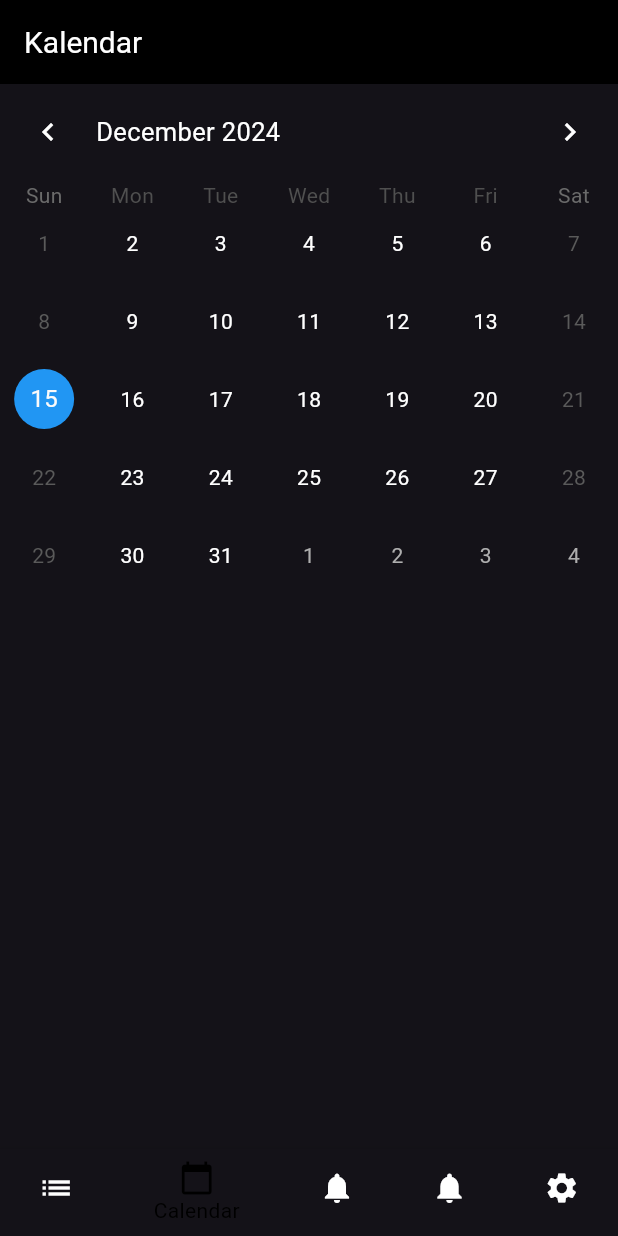
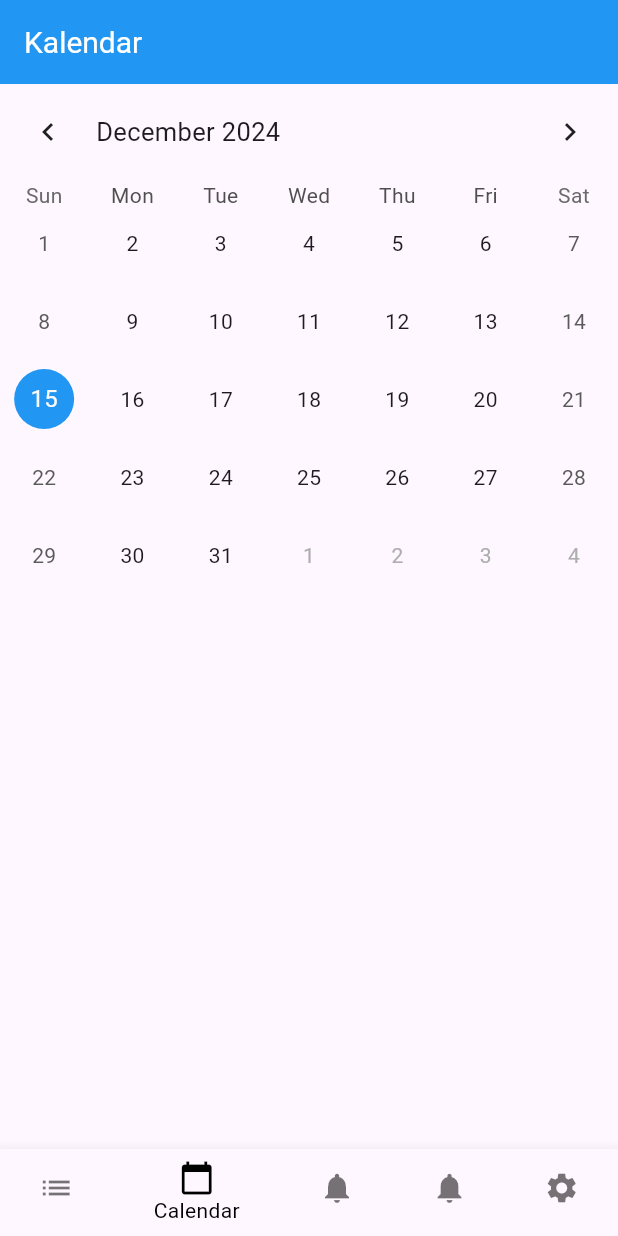
Before and after one commit to LinseCed/KonfusApp, a Flutter app: the screen it shows after launch, item 2 of the bottom bar chosen, on a phone screen of 412 x 824 dp. Run offline on Flutter 3.47's test engine with Material 3 defaults, Android fonts, the phone set to English and light mode, and no system bars; drawn by our look-alikes of table_calendar; our stand-ins replace flutter_local_notifications, google_fonts, permission_handler, timezone; network calls fail.

Commit message:
Added DarkMode

```diff
--- /dev/null
+++ b/lib/logic/theme_provider.dart
@@ -0,0 +1,13 @@
+import 'package:flutter/foundation.dart';
+import 'package:flutter/material.dart';
+
+class ThemeProvider with ChangeNotifier {
+  ThemeMode _themeMode = ThemeMode.light;
+
+  ThemeMode get themeMode => _themeMode;
+
+  void toggleTheme(bool isDarkMode) {
+    _themeMode = isDarkMode ? ThemeMode.dark : ThemeMode.light;
+    notifyListeners();
+  }
+}
--- a/lib/main.dart
+++ b/lib/main.dart
@@ -1,5 +1,7 @@
 import 'package:flutter/material.dart';
 import 'package:google_fonts/google_fonts.dart';
+import 'package:konfus_app/logic/theme_provider.dart';
+import 'package:provider/provider.dart';
 import 'screens/home_screen.dart';
 import 'package:timezone/timezone.dart' as tz;
 import 'package:timezone/data/latest.dart' as tz;
@@ -12,7 +14,10 @@ final ThemeData lightTheme = ThemeData(
       backgroundColor: Colors.blue,
       titleTextStyle: TextStyle(color: Colors.white, fontSize: 20),
     ),
-);
+    bottomNavigationBarTheme: const BottomNavigationBarThemeData(
+      unselectedItemColor: Colors.black54,
+      selectedItemColor: Colors.black,
+    ));
 
 final ThemeData darkTheme = ThemeData(
     brightness: Brightness.dark,
@@ -31,7 +36,9 @@ final ThemeData darkTheme = ThemeData(
       foregroundColor: Colors.black,
     )),
     bottomNavigationBarTheme: const BottomNavigationBarThemeData(
-      unselectedItemColor: Colors.white,
+      backgroundColor: Colors.black,
+      selectedItemColor: Colors.white,
+      unselectedItemColor: Colors.white54,
     ));
 
 void main() async {
@@ -43,29 +50,21 @@ void main() async {
       title: 'Scheduled Notification',
       body: 'This is a scheduled Notification',
       scheduledDate: DateTime.now().add(Duration(seconds: 10)));
-  runApp(KonfusApp());
+  runApp(ChangeNotifierProvider(
+    create: (_) => ThemeProvider(),
+    child: KonfusApp(),
+  ));
 }
 
-class KonfusApp extends StatefulWidget {
-  @override
-  KonfusAppState createState() => KonfusAppState();
-}
-
-class KonfusAppState extends State<KonfusApp> {
-  ThemeMode _themeMode = ThemeMode.light;
-  void _toggleTheme() {
-    setState(() {
-      _themeMode =
-          _themeMode == ThemeMode.light ? ThemeMode.dark : ThemeMode.light;
-    });
-  }
-
+class KonfusApp extends StatelessWidget {
   @override
   Widget build(BuildContext context) {
+    final themeProvider = Provider.of<ThemeProvider>(context);
     return MaterialApp(
       title: 'Konfus',
-      theme: darkTheme,
-      themeMode: _themeMode,
+      theme: lightTheme,
+      darkTheme: darkTheme,
+      themeMode: themeProvider.themeMode,
       home: const HomeScreen(),
     );
   }
--- a/lib/screens/events_screen.dart
+++ b/lib/screens/events_screen.dart
@@ -78,7 +78,7 @@ class EventsScreenState extends State<EventsScreen> {
             return RefreshIndicator(
               onRefresh: () async {
                 _fetchEvents();
-                await _eventsFuture; // Wait for the fetch to complete
+                await _eventsFuture;
               },
               child: ListView.builder(
                 itemCount: events.length,
--- a/lib/screens/home_screen.dart
+++ b/lib/screens/home_screen.dart
@@ -20,7 +20,7 @@ class _HomeScreenState extends State<HomeScreen> {
     EventCalendarScreen(),
     const NotificationsTestScreen(),
     const ScheduledNotificationsScreen(),
-    SettingsScreen(),
+    const SettingsScreen(),
   ];
 
   void _onItemTapped(int index) {
@@ -57,7 +57,6 @@ class _HomeScreenState extends State<HomeScreen> {
           ),
         ],
         currentIndex: _selectedIndex,
-        selectedItemColor: Colors.black,
         onTap: _onItemTapped,
       ),
     );
--- a/lib/services/notification_service.dart
+++ b/lib/services/notification_service.dart
@@ -20,7 +20,8 @@ class NotificationService {
       requestSoundPermission: true,
     );
 
-    const InitializationSettings initializationSettings = InitializationSettings(
+    const InitializationSettings initializationSettings =
+        InitializationSettings(
       android: initializationSettingsAndroid,
       iOS: initializationSettingsDarwin,
     );
--- a/pubspec.yaml
+++ b/pubspec.yaml
@@ -44,6 +44,7 @@ dependencies:
   rxdart: ^0.28.0
   flutter_timezone: ^2.0.0
   permission_handler: ^10.0.0
+  provider: ^6.0.4
 
 dev_dependencies:
   flutter_launcher_icons: ^0.13.1
```
Also changed, not shown: lib/screens/settings_screen.dart (+27 -2 lines), pubspec.lock. Lines whose indentation alone changed are shown as unchanged.
